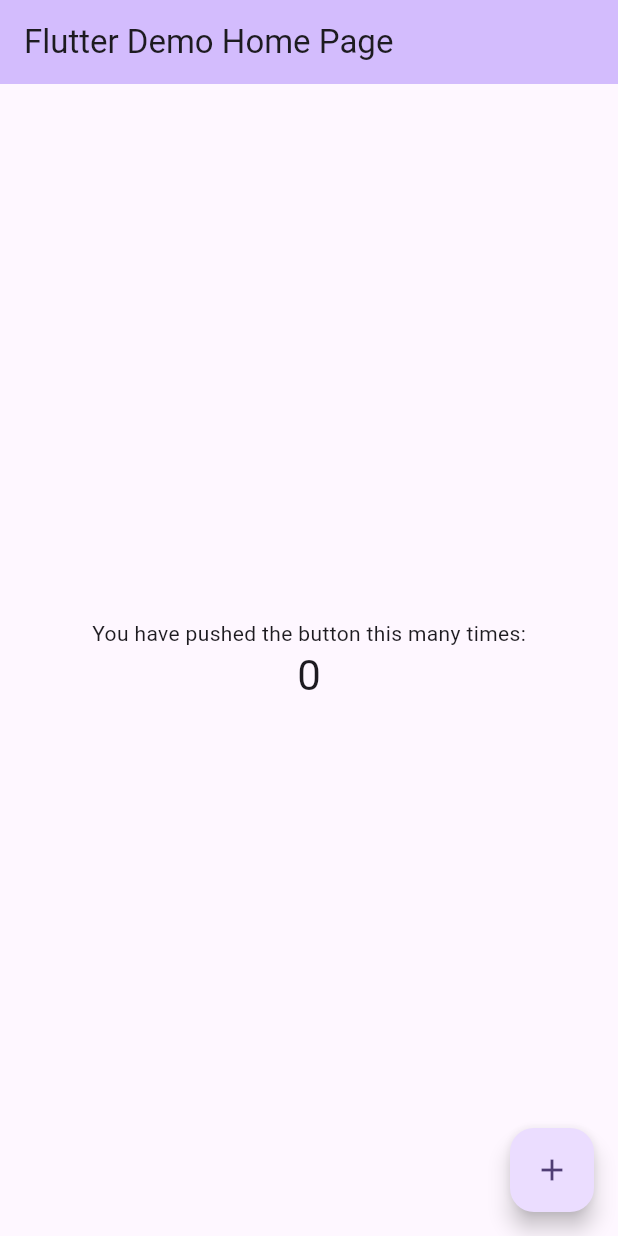
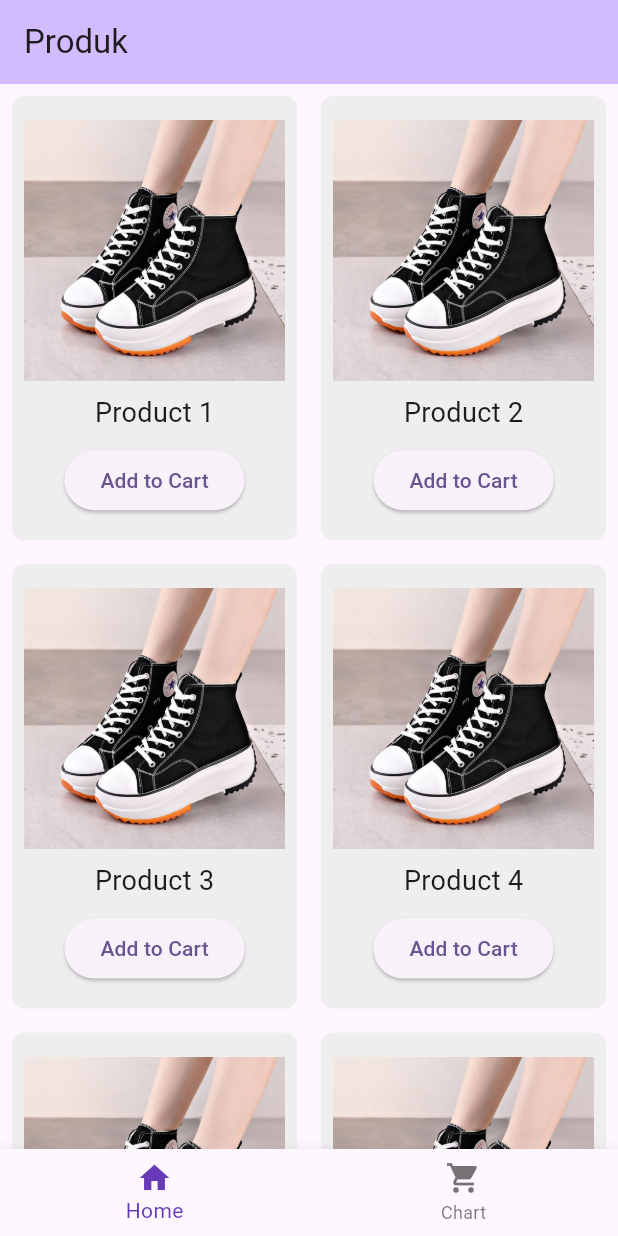
Before and after one commit to tatxha/TP3_Provis, a Flutter app: the screen it shows after launch, on a phone screen of 412 x 824 dp. Run offline on Flutter 3.47's test engine with Material 3 defaults, Android fonts, the phone set to English and light mode, and no system bars.

Commit message:
nambahin page home yang berisi daftar produk

```diff
--- a/marketplace/lib/main.dart
+++ b/marketplace/lib/main.dart
@@ -31,7 +31,7 @@ class MyApp extends StatelessWidget {
         colorScheme: ColorScheme.fromSeed(seedColor: Colors.deepPurple),
         useMaterial3: true,
       ),
-      home: const MyHomePage(title: 'Flutter Demo Home Page'),
+      home: const MyHomePage(title: 'Produk'),
     );
   }
 }
@@ -54,72 +54,106 @@ class MyHomePage extends StatefulWidget {
   State<MyHomePage> createState() => _MyHomePageState();
 }
 
+class Product {
+  final String name;
+  final String imagePath;
+
+  Product({required this.name, required this.imagePath});
+}
+
 class _MyHomePageState extends State<MyHomePage> {
-  int _counter = 0;
+  int _selectedIndex = 0;
 
-  void _incrementCounter() {
-    setState(() {
-      // This call to setState tells the Flutter framework that something has
-      // changed in this State, which causes it to rerun the build method below
-      // so that the display can reflect the updated values. If we changed
-      // _counter without calling setState(), then the build method would not be
-      // called again, and so nothing would appear to happen.
-      _counter++;
-    });
-  }
+  List<Product> products = [
+    Product(name: 'Product 1', imagePath: 'assets/image1.jpg'),
+    Product(name: 'Product 2', imagePath: 'assets/image1.jpg'),
+    Product(name: 'Product 3', imagePath: 'assets/image1.jpg'),
+    Product(name: 'Product 4', imagePath: 'assets/image1.jpg'),
+    Product(name: 'Product 5', imagePath: 'assets/image1.jpg'),
+    Product(name: 'Product 6', imagePath: 'assets/image1.jpg'),
+    Product(name: 'Product 7', imagePath: 'assets/image1.jpg'),
+    Product(name: 'Product 8', imagePath: 'assets/image1.jpg'),
+    Product(name: 'Product 9', imagePath: 'assets/image1.jpg'),
+    Product(name: 'Product 10', imagePath: 'assets/image1.jpg'),
+    // Add more products here
+  ];
 
   @override
   Widget build(BuildContext context) {
-    // This method is rerun every time setState is called, for instance as done
-    // by the _incrementCounter method above.
-    //
-    // The Flutter framework has been optimized to make rerunning build methods
-    // fast, so that you can just rebuild anything that needs updating rather
-    // than having to individually change instances of widgets.
+    // Mendapatkan informasi tentang ukuran layar perangkat
+    final screenWidth = MediaQuery.of(context).size.width;
+
+    // Menghitung lebar widget responsif
+    final productWidth = (screenWidth - 24) / 2; // Mengurangi margin dari total lebar layar
+
     return Scaffold(
       appBar: AppBar(
-        // TRY THIS: Try changing the color here to a specific color (to
-        // Colors.amber, perhaps?) and trigger a hot reload to see the AppBar
-        // change color while the other colors stay the same.
         backgroundColor: Theme.of(context).colorScheme.inversePrimary,
-        // Here we take the value from the MyHomePage object that was created by
-        // the App.build method, and use it to set our appbar title.
         title: Text(widget.title),
       ),
-      body: Center(
-        // Center is a layout widget. It takes a single child and positions it
-        // in the middle of the parent.
-        child: Column(
-          // Column is also a layout widget. It takes a list of children and
-          // arranges them vertically. By default, it sizes itself to fit its
-          // children horizontally, and tries to be as tall as its parent.
-          //
-          // Column has various properties to control how it sizes itself and
-          // how it positions its children. Here we use mainAxisAlignment to
-          // center the children vertically; the main axis here is the vertical
-          // axis because Columns are vertical (the cross axis would be
-          // horizontal).
-          //
-          // TRY THIS: Invoke "debug painting" (choose the "Toggle Debug Paint"
-          // action in the IDE, or press "p" in the console), to see the
-          // wireframe for each widget.
-          mainAxisAlignment: MainAxisAlignment.center,
-          children: <Widget>[
-            const Text(
-              'You have pushed the button this many times:',
+      body: GridView.count(
+        crossAxisCount: 2, // biar setiap row hanya nampilin 2 produk
+        childAspectRatio: productWidth / (productWidth + 100), // atur tinggi rownya
+        // loop data produk
+        children: List.generate(products.length, (index) {
+          final product = products[index];
+          return Container( // container produk
+            width: productWidth,
+            // height: 500,
+            // height: MediaQuery.of(context).size.width * 2.5,
+            padding: EdgeInsets.all(8.0),
+            margin: EdgeInsets.all(8.0),
+            decoration: BoxDecoration(
+              color: Colors.grey[200],
+              borderRadius: BorderRadius.circular(8.0),
             ),
-            Text(
-              '$_counter',
-              style: Theme.of(context).textTheme.headlineMedium,
+            child: Column(
+              mainAxisAlignment: MainAxisAlignment.center,
+              crossAxisAlignment: CrossAxisAlignment.center,
+              children: [
+                Image.asset(
+                  product.imagePath, // Sesuaikan dengan path gambar Anda
+                  width: productWidth,
+                  // width: 100, // Sesuaikan dengan lebar gambar yang diinginkan
+                  // height: 100, // Sesuaikan dengan tinggi gambar yang diinginkan
+                ),
+                SizedBox(height: 8.0),
+                Text(
+                  product.name,
+                  style: TextStyle(fontSize: 18.0),
+                ),
+                SizedBox(height: 8.0),
+                ElevatedButton(
+                  onPressed: () {
+                    // Handle button press
+                  },
+                  child: Text('Add to Cart'),
+                ),
+              ],
             ),
-          ],
-        ),
+          );
+        }),
       ),
-      floatingActionButton: FloatingActionButton(
-        onPressed: _incrementCounter,
-        tooltip: 'Increment',
-        child: const Icon(Icons.add),
-      ), // This trailing comma makes auto-formatting nicer for build methods.
+      bottomNavigationBar: BottomNavigationBar(
+        items: const <BottomNavigationBarItem>[
+          BottomNavigationBarItem(
+            icon: Icon(Icons.home),
+            label: 'Home',
+          ),
+          BottomNavigationBarItem(
+            icon: Icon(Icons.shopping_cart),
+            label: 'Chart',
+          ),
+        ],
+        currentIndex: _selectedIndex,
+        selectedItemColor: Colors.deepPurple,
+        onTap: _onItemTapped,
+      ),
     );
   }
+  void _onItemTapped(int index) {
+    setState(() {
+      _selectedIndex = index;
+    });
+  }
 }
--- a/marketplace/pubspec.yaml
+++ b/marketplace/pubspec.yaml
@@ -57,6 +57,8 @@ flutter:
   # included with your application, so that you can use the icons in
   # the material Icons class.
   uses-material-design: true
+  assets:
+    - assets/image1.jpg
 
   # To add assets to your application, add an assets section, like this:
   # assets:
```
Also changed, not shown: marketplace/assets/image1.jpg (added).
